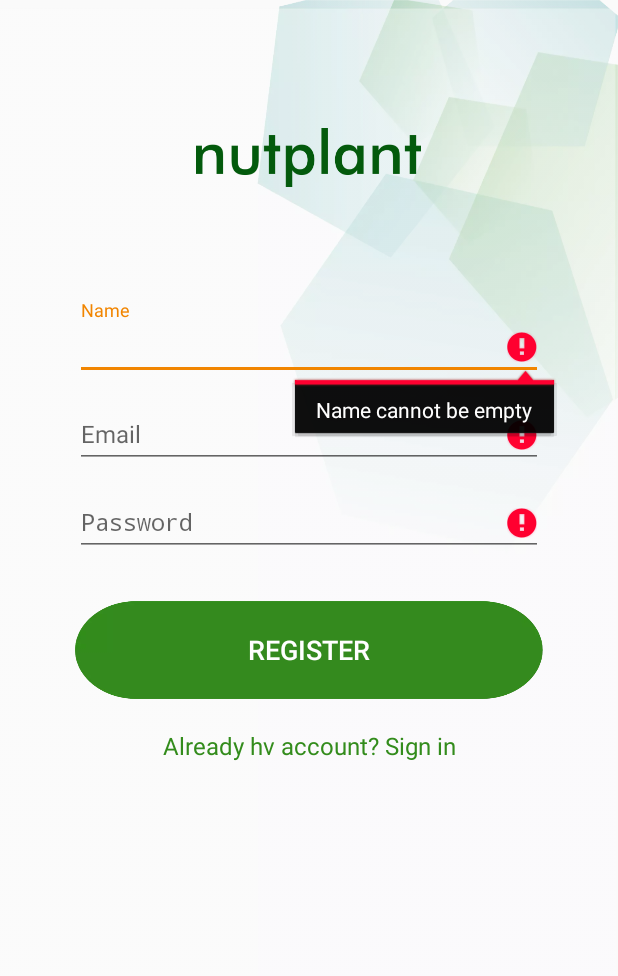
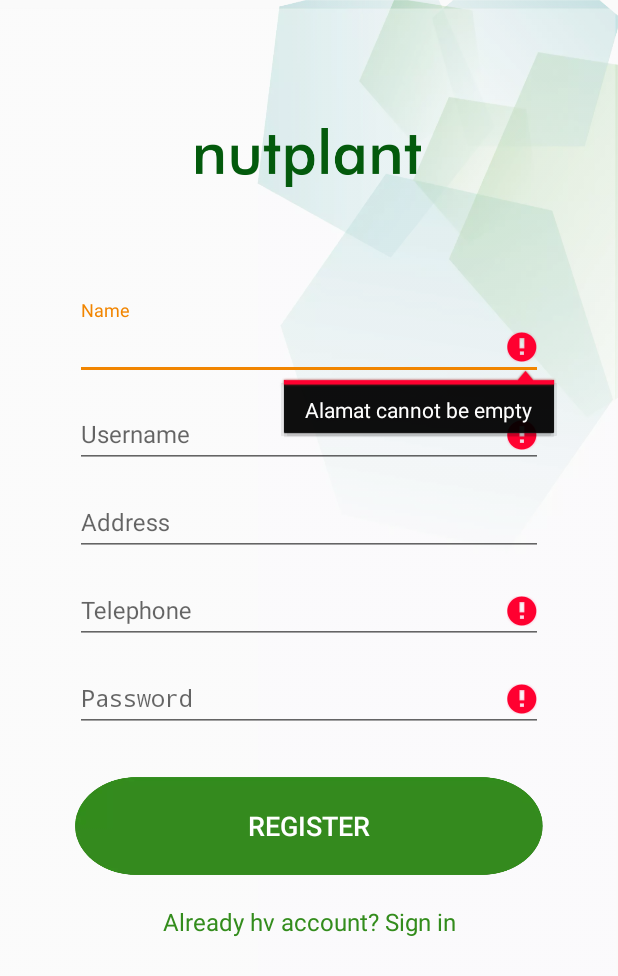
Before and after one commit to fiidew/moplantandroidnew, an Android app: the RegisterActivity screen opened directly, with no data from a screen before it, after a tap on "REGISTER", on a phone screen of 412 x 824 dp. Shown: the top 976 px of the screen. Run offline under Robolectric (Android 15) with nearby library versions, the phone set to English and light mode, and no system bars; our stand-ins replace ButterKnife.

Commit message:
register done, login belum yg disimpan

```diff
--- a/app/src/main/java/com/example/nutplant/feature/auth/login/LoginContract.java
+++ b/app/src/main/java/com/example/nutplant/feature/auth/login/LoginContract.java
@@ -7,6 +7,6 @@ public class LoginContract {
     }
 
     interface Presenter{
-        void login(String email, String password);
+        void login(String username, String password);
     }
 }
--- a/app/src/main/java/com/example/nutplant/feature/auth/login/LoginPresenter.java
+++ b/app/src/main/java/com/example/nutplant/feature/auth/login/LoginPresenter.java
@@ -21,9 +21,9 @@ public class LoginPresenter implements LoginContract.Presenter {
     }
 
     @Override
-    public void login(String email, String password) {
+    public void login(String username, String password) {
         view.showLoading(true);
-        Call<User> login = service.login(email, password);
+        Call<User> login = service.login(username, password);
         login.enqueue(new Callback<User>() {
             @Override
             public void onResponse(Call<User> call, Response<User> response) {
--- a/app/src/main/java/com/example/nutplant/feature/auth/register/RegisterActivity.java
+++ b/app/src/main/java/com/example/nutplant/feature/auth/register/RegisterActivity.java
@@ -2,19 +2,16 @@ package com.example.nutplant.feature.auth.register;
 
 import android.app.Activity;
 import android.app.ProgressDialog;
-import android.content.Intent;
 import android.os.Bundle;
 import android.text.TextUtils;
 import android.util.Patterns;
+import android.widget.Button;
 import android.widget.EditText;
 import android.widget.TextView;
 import android.widget.Toast;
 
-import com.example.nutplant.MainActivity;
 import com.example.nutplant.R;
-import com.example.nutplant.feature.auth.login.LoginActivity;
 
-import androidx.appcompat.app.AppCompatActivity;
 import butterknife.BindView;
 import butterknife.ButterKnife;
 import butterknife.OnClick;
@@ -23,21 +20,27 @@ public class RegisterActivity extends Activity implements RegisterContract.View
 
     @BindView(R.id.et_name)
     EditText etName;
-    @BindView(R.id.et_email)
-    EditText etEmail;
     @BindView(R.id.et_password)
     EditText etPassword;
     @BindView(R.id.tvMasuk)
     TextView tvMasuk;
     RegisterContract.Presenter presenter;
     ProgressDialog dialog;
+    @BindView(R.id.et_username)
+    EditText etUsername;
+    @BindView(R.id.et_alamat)
+    EditText etAlamat;
+    @BindView(R.id.et_telfon)
+    EditText etTelfon;
+    @BindView(R.id.btnRegister)
+    Button btnRegister;
 
     @Override
     protected void onCreate(Bundle savedInstanceState) {
         super.onCreate(savedInstanceState);
         setContentView(R.layout.activity_register);
         ButterKnife.bind(this);
-        presenter = new  RegisterPresenter(this);
+        presenter = new RegisterPresenter(this);
 
         dialog = new ProgressDialog(this);
         dialog.setMessage("Loading");
@@ -47,39 +50,50 @@ public class RegisterActivity extends Activity implements RegisterContract.View
 
     @OnClick(R.id.btnRegister)
     public void onViewClicked() {
-        attachRegister(etName.getText().toString(), etEmail.getText().toString(), etPassword.getText().toString());
+        attachRegister(etUsername.getText().toString() , etAlamat.getText().toString(), etTelfon.getText().toString() ,etName.getText().toString(), etPassword.getText().toString());
     }
 
-    private void attachRegister(String nama, String email, String password) {
+    private void attachRegister(String username, String alamat, String telfon, String nama, String password) {
         String namaError = null;
-        String emailError = null;
         String passwordError = null;
+        String alamatError = null;
+        String telfonError = null;
+        String usernameError = null;
+
 
         if (TextUtils.isEmpty(nama))
             namaError = "Name cannot be empty";
 
-        if (TextUtils.isEmpty(email))
-            emailError = "Email gaboleh kosong dong";
-        else if (!Patterns.EMAIL_ADDRESS.matcher(email).matches())
-            emailError = "Email invalid";
+        if (TextUtils.isEmpty(telfon))
+            telfonError = "Telephone cannot be empty";
+
+        if (TextUtils.isEmpty(alamat))
+            namaError = "Alamat cannot be empty";
+
+        if (TextUtils.isEmpty(username))
+            usernameError = "Username gaboleh kosong dong";
 
         if (password.length() < 6)
-            passwordError= "Password min 6 character";
+            passwordError = "Password min 6 character";
 
-        if (emailError == null && passwordError == null)
-            presenter.register(nama, email, password);
-        else{
+        if (usernameError == null && passwordError == null && namaError == null && alamatError == null && passwordError == null && telfonError == null)
+            presenter.register(nama, password, alamat, telfon, username);
+        else {
             etName.setError(namaError);
-            etEmail.setError(emailError);
             etPassword.setError(passwordError);
+            etAlamat.setError(alamatError);
+            etTelfon.setError(telfonError);
+            etUsername.setError(usernameError);
+
         }
     }
 
     @Override
     public void register(boolean isSucces, String message) {
-        if(isSucces){
+        if (isSucces) {
             finish();
-        }Toast.makeText(this, message, Toast.LENGTH_SHORT).show();
+        }
+        Toast.makeText(this, message, Toast.LENGTH_SHORT).show();
     }
 
     @Override
--- a/app/src/main/java/com/example/nutplant/feature/auth/register/RegisterContract.java
+++ b/app/src/main/java/com/example/nutplant/feature/auth/register/RegisterContract.java
@@ -7,6 +7,6 @@ public class RegisterContract {
     }
 
     interface Presenter{
-        void register(String nama, String email, String password);
+        void register(String nama, String password, String alamat, String telfon, String username);
     }
 }
--- a/app/src/main/java/com/example/nutplant/service/ApiURL.java
+++ b/app/src/main/java/com/example/nutplant/service/ApiURL.java
@@ -1,8 +1,8 @@
 package com.example.nutplant.service;
 
 public class ApiURL {
-    public static final String LOGIN = "auth/login";
-    public static final String REGISTER = "auth/register";
+    public static final String LOGIN = "api/user/signin";
+    public static final String REGISTER = "api/user/farmersignup";
     public static final String CREATE = "manage/create";
     public static final String UPDATE = "manage/update";
     public static final String DELETE = "manage/delete";
--- a/app/src/main/java/com/example/nutplant/service/AuthService.java
+++ b/app/src/main/java/com/example/nutplant/service/AuthService.java
@@ -1,5 +1,8 @@
 package com.example.nutplant.service;
+
+import com.example.nutplant.model.ResponseRegister;
 import com.example.nutplant.model.User;
+
 import retrofit2.Call;
 import retrofit2.http.Field;
 import retrofit2.http.FormUrlEncoded;
@@ -8,16 +11,18 @@ import retrofit2.http.POST;
 public interface AuthService {
     @FormUrlEncoded
     @POST(ApiURL.LOGIN)
-    Call<User> login (
+    Call<User> login(
             @Field("email") String email,
             @Field("password") String password
     );
 
     @FormUrlEncoded
     @POST(ApiURL.REGISTER)
-    Call<User> register(
-            @Field("nama") String name,
-            @Field("email") String email,
-            @Field("password") String password
+    Call<ResponseRegister> register(@Field("nama") String nama,
+                                    @Field("password") String password,
+                                    @Field("alamat") String alamat,
+                                    @Field("telp") String telfon,
+                                    @Field("username") String username,
+                                    @Field("role") String role
     );
 }
--- a/app/src/main/res/layout/activity_login.xml
+++ b/app/src/main/res/layout/activity_login.xml
@@ -21,14 +21,14 @@
         android:layout_height="wrap_content">
 
         <EditText
-            android:id="@+id/et_email"
+            android:id="@+id/et_username"
             android:layout_width="match_parent"
             android:layout_height="wrap_content"
             android:layout_marginLeft="50dp"
             android:layout_marginRight="50dp"
-            android:textSize="16sp"
+            android:hint="Username"
             android:inputType="textEmailAddress"
-            android:hint="Email"/>
+            android:textSize="16sp" />
     </com.google.android.material.textfield.TextInputLayout>
 
     <com.google.android.material.textfield.TextInputLayout
--- a/app/src/main/res/layout/activity_register.xml
+++ b/app/src/main/res/layout/activity_register.xml
@@ -37,14 +37,46 @@
         android:layout_height="wrap_content">
 
         <EditText
-            android:id="@+id/et_email"
+            android:id="@+id/et_username"
             android:layout_width="match_parent"
             android:layout_height="wrap_content"
             android:layout_marginLeft="50dp"
             android:layout_marginRight="50dp"
-            android:textSize="16sp"
+            android:hint="Username"
             android:inputType="textEmailAddress"
-            android:hint="Email"/>
+            android:textSize="16sp" />
+    </com.google.android.material.textfield.TextInputLayout>
+
+    <com.google.android.material.textfield.TextInputLayout
+        android:layout_width="match_parent"
+        android:layout_marginTop="5dp"
+        android:layout_height="wrap_content">
+
+        <EditText
+            android:id="@+id/et_alamat"
+            android:layout_width="match_parent"
+            android:layout_height="wrap_content"
+            android:layout_marginLeft="50dp"
+            android:layout_marginRight="50dp"
+            android:hint="Address"
+            android:inputType="textEmailAddress"
+            android:textSize="16sp" />
+    </com.google.android.material.textfield.TextInputLayout>
+
+    <com.google.android.material.textfield.TextInputLayout
+        android:layout_width="match_parent"
+        android:layout_marginTop="5dp"
+        android:layout_height="wrap_content">
+
+        <EditText
+            android:id="@+id/et_telfon"
+            android:layout_width="match_parent"
+            android:layout_height="wrap_content"
+            android:layout_marginLeft="50dp"
+            android:layout_marginRight="50dp"
+            android:hint="Telephone"
+            android:inputType="textEmailAddress"
+            android:textSize="16sp" />
     </com.google.android.material.textfield.TextInputLayout>
 
     <com.google.android.material.textfield.TextInputLayout
```
Also changed, not shown: app/src/main/java/com/example/nutplant/feature/auth/login/LoginActivity.java (+15 -18 lines), app/src/main/java/com/example/nutplant/feature/auth/register/RegisterPresenter.java (+15 -11 lines), app/src/main/java/com/example/nutplant/model/ResponseRegister.java (added, +42 -0 lines), app/src/main/java/com/example/nutplant/model/User.java (+51 -12 lines).
